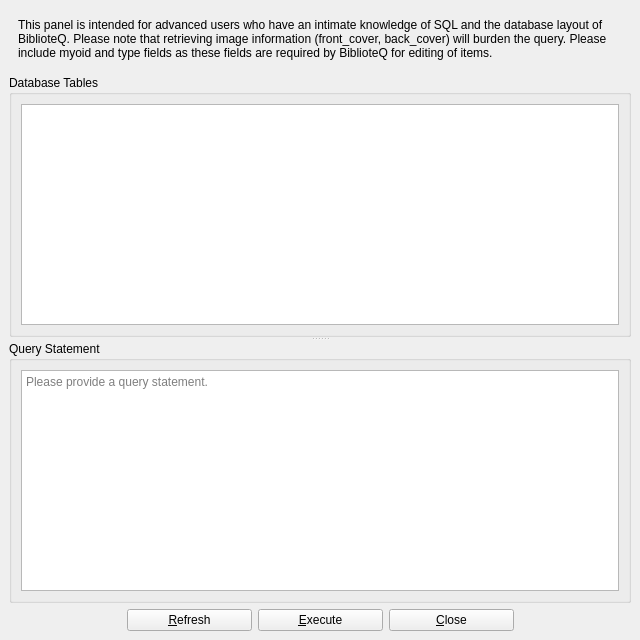
textbrowser/biblioteq, file UI/biblioteq_customquery.ui: the form before one commit.
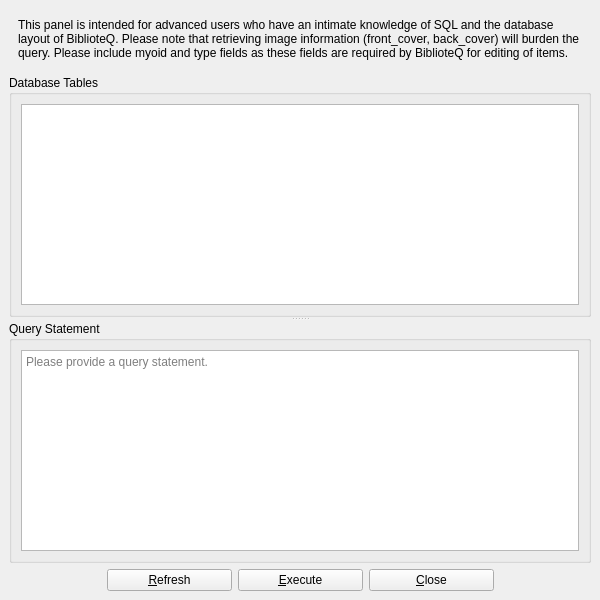
The form after the commit. Icons and pictures are not drawn.

The edit to the form file:
```diff
--- a/UI/biblioteq_customquery.ui
+++ b/UI/biblioteq_customquery.ui
@@ -6,8 +6,8 @@
    <rect>
     <x>0</x>
     <y>0</y>
-    <width>640</width>
-    <height>640</height>
+    <width>600</width>
+    <height>600</height>
    </rect>
   </property>
   <property name="windowTitle">
```
